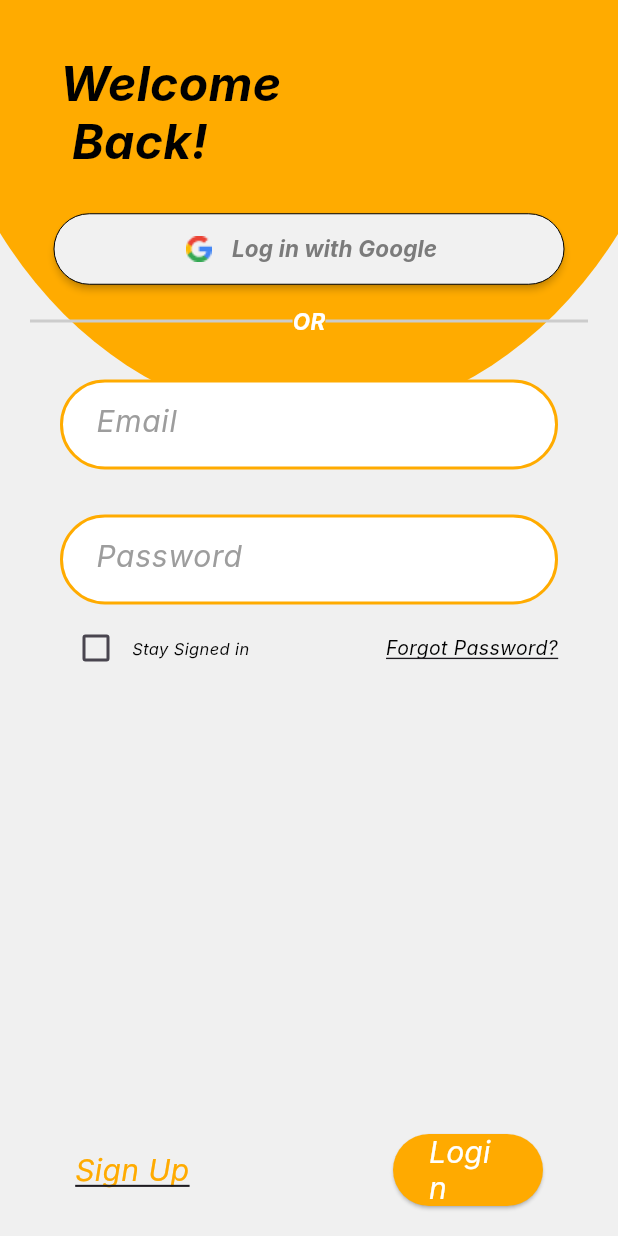
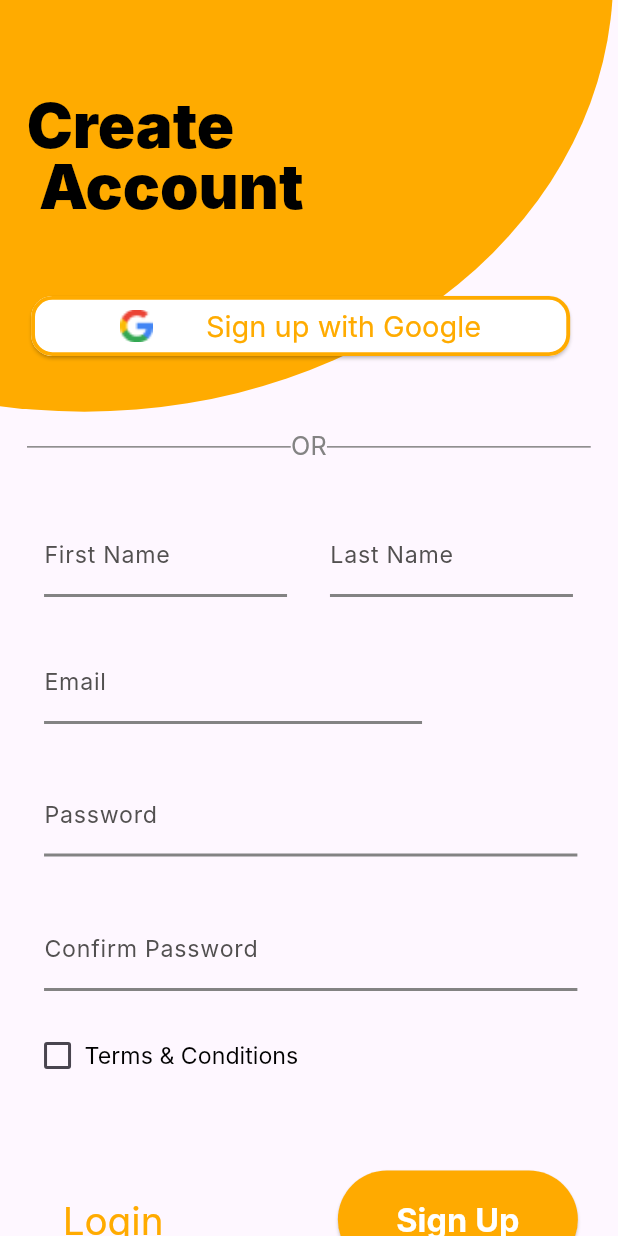
Before and after one commit to Twilight-Fox/ancc-24-team-acre, a Flutter app: the screen it shows after launch, scrolled down 34 dp, after a tap on "Sign Up", on a phone screen of 412 x 824 dp. Run offline on Flutter 3.47's test engine with Material 3 defaults, Android fonts, the phone set to English and light mode, and no system bars; our stand-ins replace go_router, supabase_flutter; accounts and stored records are empty; Roboto replaces fonts that are missing (Inter).

Commit message:
feat: add signup_screen ui

```diff
--- a/lib/main.dart
+++ b/lib/main.dart
@@ -6,6 +6,7 @@ import 'package:supabase_flutter/supabase_flutter.dart';
 
 // import 'src/sample_login_screen.dart';
 import 'src/login_screen.dart';
+import 'src/signup_screen.dart';
 
 // Main Entry Point
 void main() async {
@@ -37,10 +38,11 @@ final GoRouter _router = GoRouter(
   routes: [
     GoRoute(
       path: '/',
-      builder: (BuildContext context, GoRouterState state) => ChangeNotifierProvider(
-        create: (context) => LoginScreenState(),
-        child: const LoginScreen(),
-      ),
+      builder: (BuildContext context, GoRouterState state) => const LoginScreen(),
+    ),
+    GoRoute(
+      path: '/signup',
+      builder: (BuildContext context, GoRouterState state) => const SignupScreen(),
     ),
   ],
 );
@@ -51,6 +53,10 @@ class MainApp extends StatelessWidget {
 
   @override
   Widget build(BuildContext context) {
+    //return const MaterialApp(
+    //  title: 'Acre Numba Wan',
+    //  home: SignupScreen(),
+    //);
     return MaterialApp.router(
       routerConfig: _router,
     );
--- a/lib/src/login_screen.dart
+++ b/lib/src/login_screen.dart
@@ -1,7 +1,5 @@
 import 'package:flutter/material.dart';
-// import 'package:provider/provider.dart';
-
-class LoginScreenState with ChangeNotifier {}
+import 'package:go_router/go_router.dart';
 
 // Login Screen Widget, inherits from StatefulWidget
 class LoginScreen extends StatefulWidget {
@@ -220,7 +218,7 @@ class _LoginScreenState extends State<LoginScreen> {
                       children: [
                         InkWell(
                           onTap: () {
-                            print("Sign up function goes here");
+                            context.go('/signup');
                           },
                           child: const SizedBox(
                             width: 101,
@@ -247,8 +245,7 @@ class _LoginScreenState extends State<LoginScreen> {
                               backgroundColor:
                                   const Color.fromARGB(255, 255, 170, 0),
                               shape: RoundedRectangleBorder(
-                                borderRadius: BorderRadius.circular(
-                                    44), // Rounded corners
+                                borderRadius: BorderRadius.circular(44),
                               ),
                             ),
                             onPressed: () {
--- /dev/null
+++ b/lib/src/signup_screen.dart
@@ -0,0 +1,359 @@
+import 'package:flutter/material.dart';
+import 'package:go_router/go_router.dart';
+// import 'package:flutter_svg/flutter_svg.dart';
+
+class SignupScreen extends StatelessWidget {
+  const SignupScreen({super.key});
+
+  @override
+  Widget build(BuildContext context) {
+    // Figma Flutter Generator Signup_screenWidget - FRAME
+    return Scaffold(
+      body: Stack(children: [
+        Positioned(
+            top: -305.6666259765625,
+            left: -296.25,
+            child: Container(
+                width: 705.017578125,
+                height: 580.1435546875,
+                decoration: const BoxDecoration(
+                  color: Color.fromRGBO(255, 171, 0, 1),
+                  borderRadius: BorderRadius.all(
+                      Radius.elliptical(705.017578125, 580.1435546875)),
+                ))),
+
+        // Create Account Text
+        const Positioned(
+            top: 62.3333740234375,
+            left: 17.75,
+            child: Text(
+              'Create\n Account',
+              textAlign: TextAlign.left,
+              style: TextStyle(
+                  color: Color.fromRGBO(0, 0, 0, 1),
+                  fontFamily: 'Inter',
+                  fontSize: 41.214481353759766,
+                  letterSpacing:
+                      0 /*percentages not used in flutter. defaulting to zero*/,
+                  fontWeight: FontWeight.w900,
+                  height: 1),
+            )),
+
+        // Sign up with Google
+        Positioned(
+          top: 193.3333740234375,
+          left: 20.75,
+          child: ElevatedButton(
+            onPressed: () {
+              print("Sign up with Google function goes here");
+            },
+            style: ElevatedButton.styleFrom(
+              fixedSize: const Size(359.34, 38.64),
+              foregroundColor: const Color.fromRGBO(255, 171, 0, 1),
+              backgroundColor: const Color.fromARGB(255, 255, 255, 255),
+              side: const BorderSide(
+                color: Color.fromRGBO(255, 171, 0, 1),
+                width: 2.5759050846099854,
+              ),
+              shape: RoundedRectangleBorder(
+                borderRadius: BorderRadius.circular(14.167478561401367),
+              ),
+            ),
+            child: Row(
+              mainAxisSize: MainAxisSize.max,
+              mainAxisAlignment: MainAxisAlignment.spaceEvenly,
+              crossAxisAlignment: CrossAxisAlignment.center,
+              children: [
+                Container(
+                  width: 21.8951358795166,
+                  height: 21.89530372619629,
+                  decoration: const BoxDecoration(
+                    image: DecorationImage(
+                      image: AssetImage('assets/images/googleIcon.png'),
+                      fit: BoxFit.fitWidth,
+                    ),
+                  ),
+                ),
+                const Text(
+                  'Sign up with Google',
+                  textAlign: TextAlign.center,
+                  style: TextStyle(
+                    color: Color.fromRGBO(255, 171, 0, 1),
+                    fontFamily: 'Inter',
+                    fontSize: 19.319284439086914,
+                    letterSpacing: 0,
+                    fontWeight: FontWeight.normal,
+                    height: 1,
+                  ),
+                ),
+              ],
+            ),
+          ),
+        ),
+
+        // OR
+        Positioned(
+            top: 285.6053466796875,
+            left: 18,
+            child: SizedBox(
+              width: 375.83,
+              height: 24.6,
+              child: Row(
+                mainAxisSize: MainAxisSize.min,
+                children: [
+                  Expanded(
+                      child: Container(
+                    height: 1,
+                    color: const Color.fromRGBO(131, 131, 131, 1),
+                  )),
+                  const Text(
+                    'OR',
+                    textAlign: TextAlign.center,
+                    style: TextStyle(
+                        color: Color.fromRGBO(131, 131, 131, 1),
+                        fontFamily: 'Inter',
+                        fontSize: 16.774415969848633,
+                        fontWeight: FontWeight.normal,
+                        height: 1),
+                  ),
+                  Expanded(
+                      child: Container(
+                    height: 1,
+                    color: const Color.fromRGBO(131, 131, 131, 1),
+                  ))
+                ],
+              ),
+            )),
+
+        // First Name
+        const Positioned(
+          top: 342.3333740234375,
+          left: 29.359619140625,
+          child: SizedBox(
+            width: 162,
+            child: TextField(
+              decoration: InputDecoration(
+                labelText: 'First Name',
+                labelStyle: TextStyle(
+                  color: Color.fromRGBO(82, 80, 80, 1),
+                  fontFamily: 'Inter',
+                  fontSize: 15.455434799194336,
+                  fontWeight: FontWeight.normal,
+                ),
+                enabledBorder: UnderlineInputBorder(
+                  borderSide: BorderSide(
+                    color: Color.fromRGBO(131, 131, 131, 1),
+                    width: 2.0,
+                  ),
+                ),
+              ),
+            ),
+          ),
+        ),
+
+        // Last Name
+        const Positioned(
+          top: 342.3333740234375,
+          left: 219.976318359375,
+          child: SizedBox(
+            width: 162,
+            child: TextField(
+              decoration: InputDecoration(
+                labelText: 'Last Name',
+                labelStyle: TextStyle(
+                  color: Color.fromRGBO(82, 80, 80, 1),
+                  fontFamily: 'Inter',
+                  fontSize: 15.455434799194336,
+                  fontWeight: FontWeight.normal,
+                ),
+                enabledBorder: UnderlineInputBorder(
+                  borderSide: BorderSide(
+                    color: Color.fromRGBO(131, 131, 131, 1),
+                    width: 2.0,
+                  ),
+                ),
+              ),
+            ),
+          ),
+        ),
+
+        // Email
+        const Positioned(
+          top: 427.03564453125,
+          left: 29.359619140625,
+          child: SizedBox(
+            width: 252,
+            child: TextField(
+              decoration: InputDecoration(
+                labelText: 'Email',
+                labelStyle: TextStyle(
+                  color: Color.fromRGBO(82, 80, 80, 1),
+                  fontFamily: 'Inter',
+                  fontSize: 15.455434799194336,
+                  fontWeight: FontWeight.normal,
+                ),
+                enabledBorder: UnderlineInputBorder(
+                  borderSide: BorderSide(
+                    color: Color.fromRGBO(131, 131, 131, 1),
+                    width: 2.0,
+                  ),
+                ),
+              ),
+            ),
+          ),
+        ),
+
+        // Password
+        const Positioned(
+          top: 515.465576171875,
+          left: 29.359619140625,
+          child: SizedBox(
+            width: 355.56,
+            child: TextField(
+              decoration: InputDecoration(
+                labelText: 'Password',
+                labelStyle: TextStyle(
+                  color: Color.fromRGBO(82, 80, 80, 1),
+                  fontFamily: 'Inter',
+                  fontSize: 15.455434799194336,
+                  fontWeight: FontWeight.normal,
+                ),
+                enabledBorder: UnderlineInputBorder(
+                  borderSide: BorderSide(
+                    color: Color.fromRGBO(131, 131, 131, 1),
+                    width: 2.0,
+                  ),
+                ),
+              ),
+            ),
+          ),
+        ),
+
+        // Confirm Password
+        const Positioned(
+          top: 605.03564453125,
+          left: 29.359619140625,
+          child: SizedBox(
+            width: 355.56,
+            child: TextField(
+              decoration: InputDecoration(
+                labelText: 'Confirm Password',
+                labelStyle: TextStyle(
+                  color: Color.fromRGBO(82, 80, 80, 1),
+                  fontFamily: 'Inter',
+                  fontSize: 15.455434799194336,
+                  fontWeight: FontWeight.normal,
+                ),
+                enabledBorder: UnderlineInputBorder(
+                  borderSide: BorderSide(
+                    color: Color.fromRGBO(131, 131, 131, 1),
+                    width: 2.0,
+                  ),
+                ),
+              ),
+            ),
+          ),
+        ),
+
+        // Password visibility icons; revisit if have time
+        //Positioned(
+        //    top: 543.816650390625,
+        //    left: 349.9951171875,
+        //    child: SvgPicture.asset('assets/images/decryptbutton.svg',
+        //        semanticsLabel: 'decryptbutton')),
+
+        //Positioned(
+        //    top: 624.816650390625,
+        //    left: 349.9951171875,
+        //    child: SvgPicture.asset('assets/images/decryptbutton.svg',
+        //        semanticsLabel: 'decryptbutton')),
+
+        // Checkbox
+        Positioned(
+            top: 679.597412109375,
+            left: 14.359619140625,
+            child: Checkbox(
+              value: false,
+              onChanged: (bool? value) {
+          // Handle checkbox value change here
+              },
+            ),
+          ),
+
+        // Terms and Conditions
+        const Positioned(
+            top: 696.597412109375,
+            left: 56.40625,
+            child: Text(
+              'Terms & Conditions',
+              textAlign: TextAlign.left,
+              style: TextStyle(
+                  color: Color.fromRGBO(0, 0, 0, 1),
+                  fontFamily: 'Inter',
+                  fontSize: 15.455434799194336,
+                  letterSpacing:
+                      0 /*percentages not used in flutter. defaulting to zero*/,
+                  fontWeight: FontWeight.normal,
+                  height: 1),
+            )),
+
+        // Login Text
+        Positioned(
+            top: 801.3333740234375,
+            left: 41.75,
+            child: InkWell(
+              onTap: () {
+                context.go('/');
+              },
+              child: const Text(
+                'Login',
+                textAlign: TextAlign.left,
+                style: TextStyle(
+                    color: Color.fromRGBO(255, 171, 0, 1),
+                    fontFamily: 'Inter',
+                    fontSize: 25.75905418395996,
+                    letterSpacing:
+                        0 /*percentages not used in flutter. defaulting to zero*/,
+                    fontWeight: FontWeight.normal,
+                    height: 1,
+                    decoration: TextDecoration.underline,
+                    decorationColor: Color.fromRGBO(255, 171, 0, 1)),
+              ),
+            )),
+
+        Positioned(
+          top:780.3333740234375,
+          right: 26.75,
+          child: SizedBox(
+            width: 160,
+            height: 65.5,
+            child: ElevatedButton(
+              style: ElevatedButton.styleFrom(
+                foregroundColor: Colors.white,
+                backgroundColor: const Color.fromARGB(255, 255, 170, 0),
+                shape: RoundedRectangleBorder(
+                  borderRadius: BorderRadius.circular(44),
+                ),
+              ),
+              onPressed: () {
+                print("Sign up function goes here");
+              },
+              child: const Text(
+                'Sign Up',
+                style: TextStyle(
+                  color: Colors.white,
+                  fontSize: 21.6,
+                  fontStyle: FontStyle.normal,
+                  fontFamily: 'Inter',
+                  fontWeight: FontWeight.w700,
+                  height: 0,
+                ),
+              ),
+            ),
+          ),
+        ),
+
+      ]),
+    );
+  }
+}
--- a/pubspec.yaml
+++ b/pubspec.yaml
@@ -9,6 +9,7 @@ environment:
 dependencies:
   flutter:
     sdk: flutter
+  flutter_svg: ^2.0.10+1
   go_router: ^14.1.4
   provider: ^6.1.2
   supabase_flutter: ^2.5.4
@@ -22,3 +23,4 @@ flutter:
   uses-material-design: true
   assets:
     - assets/images/
+    - assets/fonts/
```
Also changed, not shown: lib/src/sample_login_screen.dart (+18 -6 lines), assets/fonts/Inter-Bold.ttf (added), assets/fonts/Inter-Regular.ttf (added), assets/images/decryptbutton.svg (added), pubspec.lock, 1 other file.
